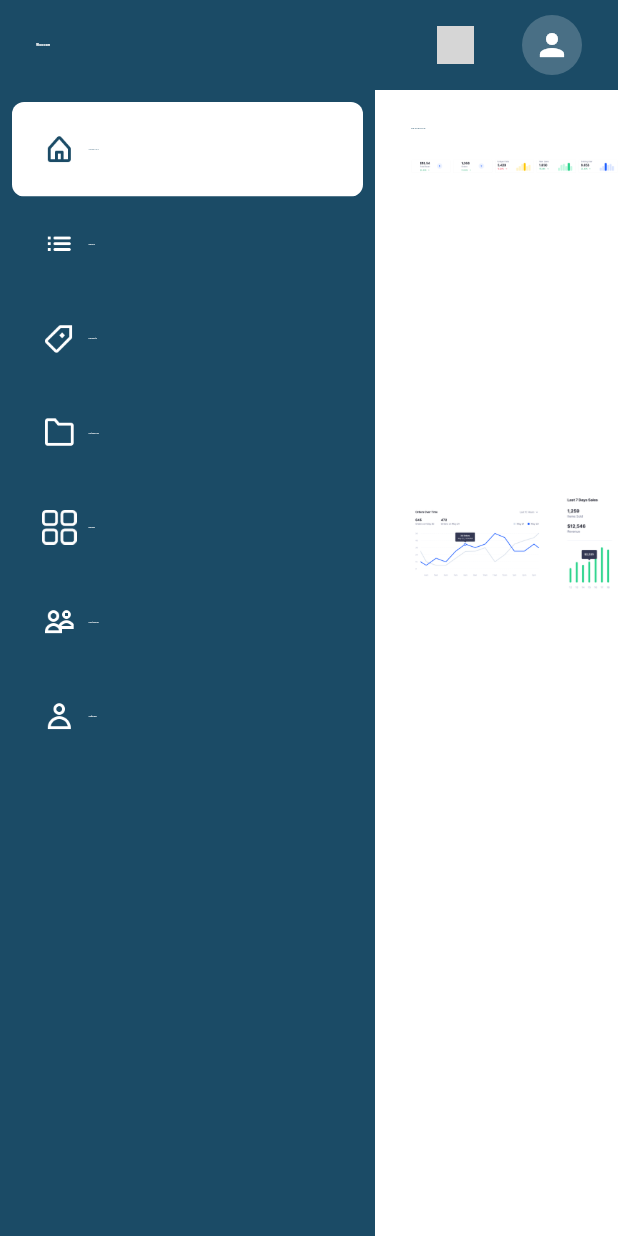
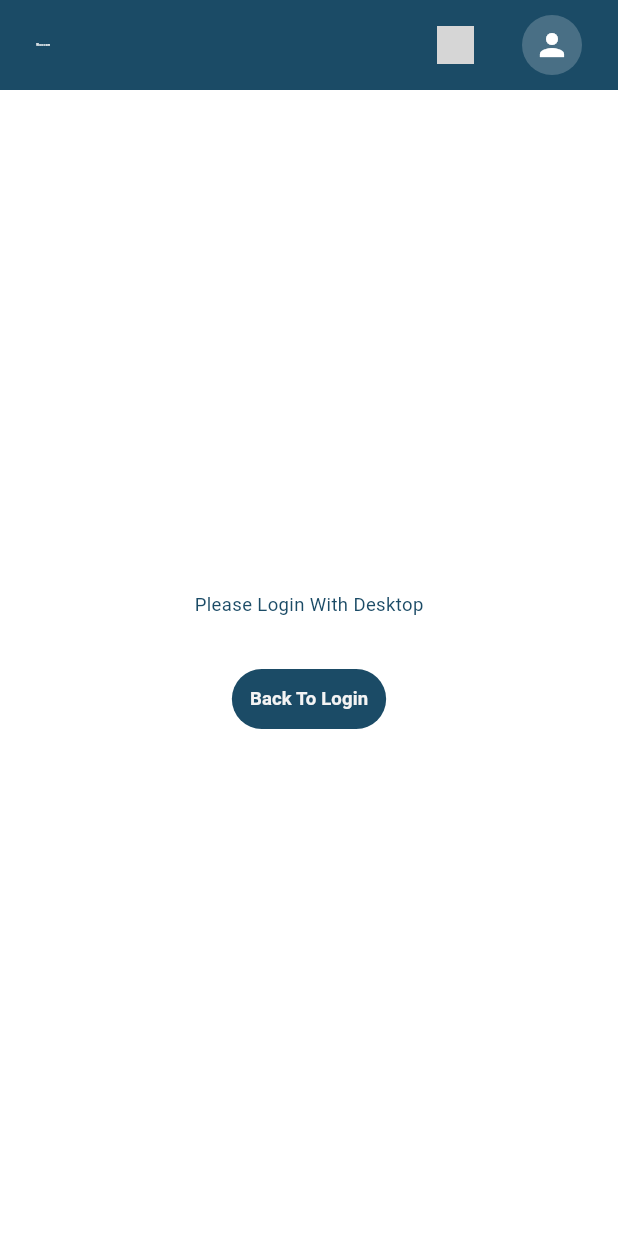
Before and after one commit to TheSam912/woocom, a Flutter app: the AdminWeb screen opened by its route, on a phone screen of 412 x 824 dp. Run offline on Flutter 3.47's test engine with Material 3 defaults, Android fonts, the phone set to English and light mode, and no system bars; our stand-ins replace cached_network_image, carousel_slider, cloud_firestore, file_picker, firebase_auth, firebase_core and 4 more; accounts and stored records are empty; Roboto replaces fonts that are missing (Dosis); project files that could hold a hidden picture were left out; grey boxes are pictures that could not be loaded.

Commit message:
fixed the issue that users can't go to admin dashboard with mobile

```diff
--- a/lib/presentation/pages/admin/admin_web.dart
+++ b/lib/presentation/pages/admin/admin_web.dart
@@ -1,4 +1,7 @@
+import 'package:ecommerce_woocom/core/constants/app_colors.dart';
 import 'package:ecommerce_woocom/core/constants/app_icons.dart';
+import 'package:ecommerce_woocom/core/constants/app_text_styles.dart';
+import 'package:ecommerce_woocom/core/utils/responsive_helper.dart';
 import 'package:ecommerce_woocom/presentation/pages/admin/pages/brands.dart';
 import 'package:ecommerce_woocom/presentation/pages/admin/pages/categories.dart';
 import 'package:ecommerce_woocom/presentation/pages/admin/pages/customrs.dart';
@@ -9,7 +12,10 @@
 import 'package:ecommerce_woocom/presentation/widgets/w_appbar.dart';
 import 'package:flutter/material.dart';
 import 'package:flutter_riverpod/flutter_riverpod.dart';
+import 'package:flutter_screenutil/flutter_screenutil.dart';
+import 'package:go_router/go_router.dart';
 import '../../widgets/w_panel_side_item.dart';
+import '../authentication/provider/auth_provider.dart';
 
 final selectedIndexProvider = StateProvider<int>((ref) => 0);
 
@@ -20,12 +26,13 @@
   Widget build(BuildContext context, WidgetRef ref) {
     final size = MediaQuery.of(context).size;
     final selectedIndex = ref.watch(selectedIndexProvider);
-
+    final isWeb = ResponsiveHelper.isDesktop(context);
     return Scaffold(
       backgroundColor: Colors.white,
       appBar: const PreferredSize(
           preferredSize: Size(0, 100), child: W_AppBarAdminPanel()),
-      body: Row(
+      body: isWeb
+          ? Row(
               children: [
                 _sideBar(size, ref),
                 Expanded(
@@ -48,6 +55,38 @@
                   ),
                 ),
               ],
+            )
+          : Center(
+              child: Column(
+                mainAxisAlignment: MainAxisAlignment.center,
+                children: [
+                  Text(
+                    "Please Login With Desktop",
+                    style: AppTextStyles.dynamicStyle(
+                        fontSize: 12.sp, color: AppColors.primary),
+                  ),
+                  Padding(
+                    padding: const EdgeInsets.only(top: 30),
+                    child: TextButton(
+                      onPressed: () {
+                        ref.read(authRepositoryProvider).signOut();
+                        ref.invalidate(authStateProvider);
+                        context.goNamed('app');
+                      },
+                      style: const ButtonStyle(
+                          backgroundColor:
+                              WidgetStatePropertyAll(AppColors.primary)),
+                      child: Text(
+                        "Back To Login",
+                        style: AppTextStyles.dynamicStyle(
+                            fontWeight: FontWeight.w700,
+                            fontSize: 12.sp,
+                            color: AppColors.accent),
+                      ),
+                    ),
+                  )
+                ],
+              ),
             ),
     );
   }
--- a/pubspec.yaml
+++ b/pubspec.yaml
@@ -10,6 +10,7 @@
     sdk: flutter
   cupertino_icons: ^1.0.8
   cached_network_image:
+  file_picker:
   google_fonts:
   go_router:
   carousel_slider:
```
Also changed, not shown: lib/presentation/widgets/w_add_product_dialog.dart (+13 -41 lines), lib/presentation/widgets/w_image_uploader.dart (added, +106 -0 lines), pubspec.lock, 2 other files. Lines whose indentation alone changed are shown as unchanged.
